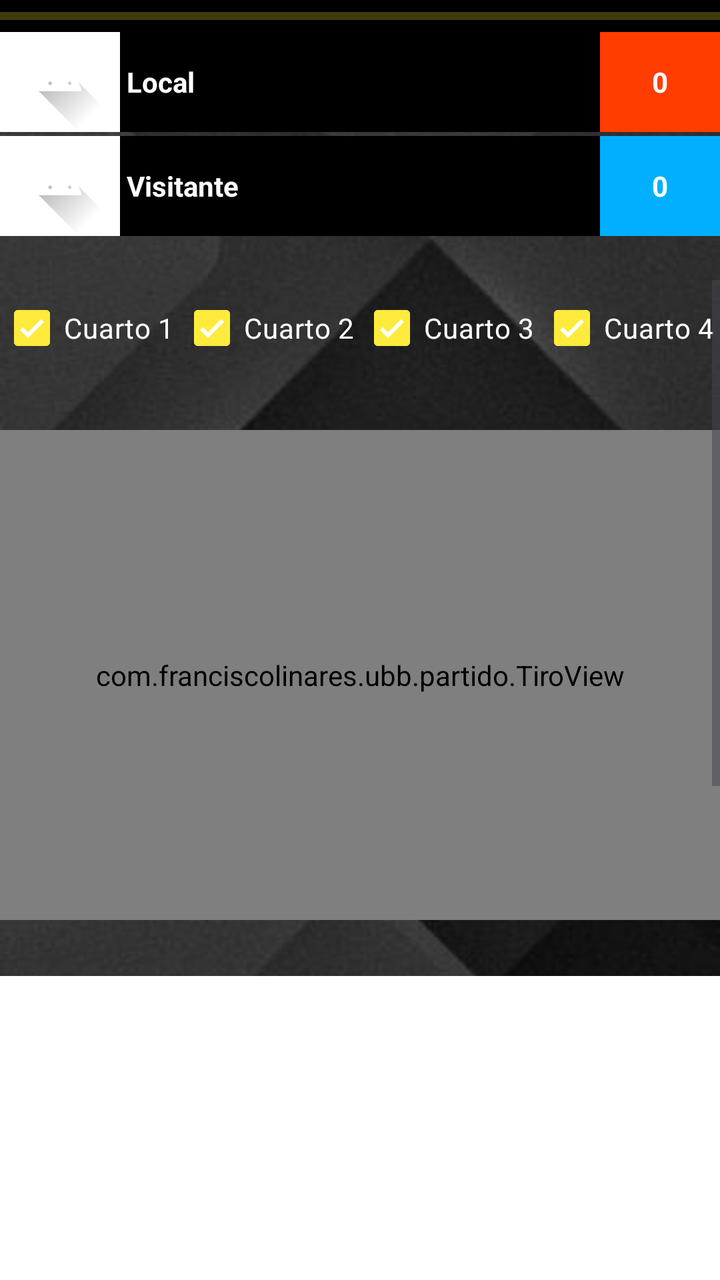
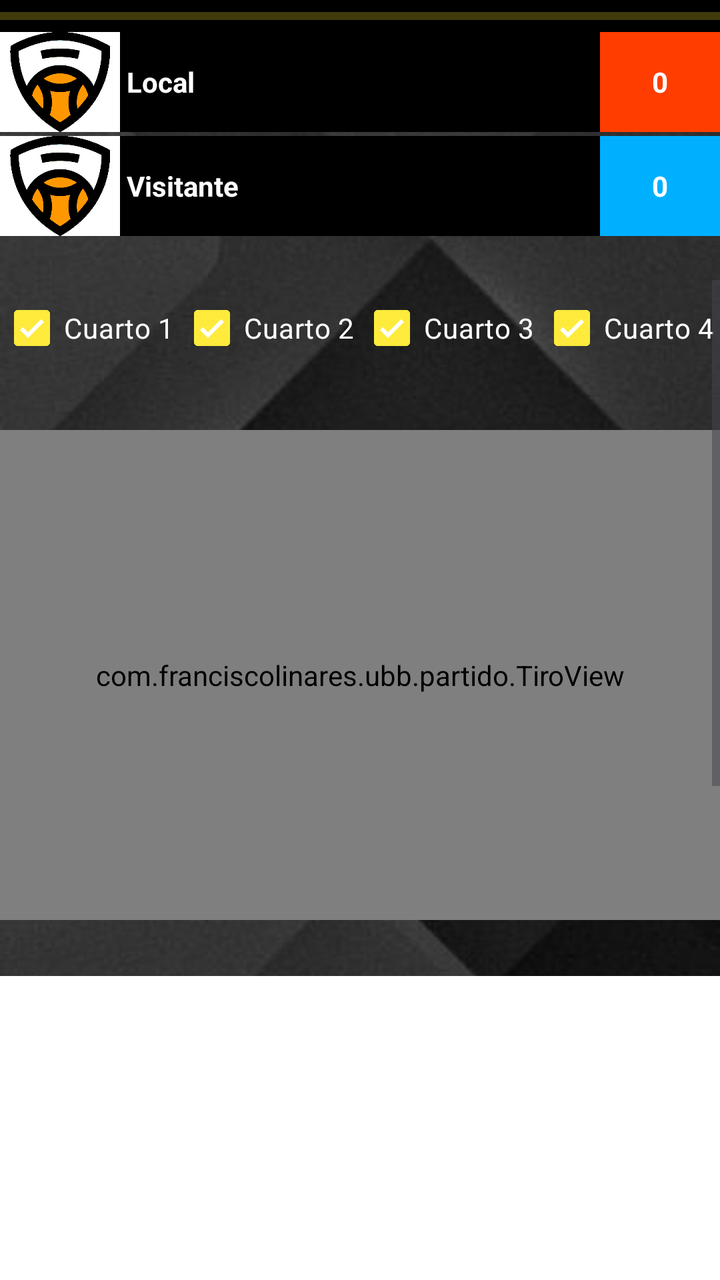

An Android layout rendered at two revisions. The XML below is the earlier revision; the diff shows what the commit changed to produce the second picture.
<!-- AndroidManifest.xml: application theme Theme.UBB_estadistica -->
<!-- res/layout/fragment_tiro_campo.xml -->
<?xml version="1.0" encoding="utf-8"?>
<androidx.constraintlayout.widget.ConstraintLayout xmlns:android="http://schemas.android.com/apk/res/android"
    xmlns:app="http://schemas.android.com/apk/res-auto"
    xmlns:tools="http://schemas.android.com/tools"
    android:layout_width="match_parent"
    android:layout_height="match_parent"
    tools:context=".estadistica.TiroCampoFragment" >

    <ImageView
        android:id="@+id/imageView13"
        android:layout_width="0dp"
        android:layout_height="0dp"
        android:scaleType="centerCrop"
        app:layout_constraintBottom_toBottomOf="parent"
        app:layout_constraintEnd_toEndOf="parent"
        app:layout_constraintStart_toStartOf="parent"
        app:layout_constraintTop_toTopOf="parent"
        app:srcCompat="@drawable/fondo_pantalla3" />

    <LinearLayout
        android:id="@+id/linearLayout2"
        android:layout_width="match_parent"
        android:layout_height="wrap_content"
        android:orientation="vertical"
        app:layout_constraintEnd_toEndOf="parent"
        app:layout_constraintStart_toStartOf="parent"
        app:layout_constraintTop_toTopOf="parent">

        <ProgressBar
            android:id="@+id/progressBar"
            style="?android:attr/progressBarStyleHorizontal"
            android:layout_width="match_parent"
            android:layout_height="wrap_content"
            android:background="#000000"
            android:progressBackgroundTint="@color/yellow_logo"
            android:progressTint="@color/yellow_logo_200" />

        <LinearLayout
            android:layout_width="match_parent"
            android:layout_height="wrap_content"
            android:background="@color/white"
            android:orientation="horizontal">

            <ImageView
                android:id="@+id/imageLocalPartido"
                android:layout_width="60sp"
                android:layout_height="50sp"
                android:src="@drawable/ic_launcher_foreground"
                app:srcCompat="@drawable/escudo_equipo" />

            <TextView
                android:id="@+id/txtNombreELocal"
                android:layout_width="wrap_content"
                android:layout_height="match_parent"
                android:layout_weight="1"
                android:background="#000000"
                android:gravity="center_vertical"
                android:text=" Local"
                android:textColor="#FFFFFF"
                android:textStyle="bold" />

            <TextView
                android:id="@+id/txtPuntosLocalPartido"
                android:layout_width="60sp"
                android:layout_height="match_parent"
                android:background="#FF3D00"
                android:gravity="center|center_vertical"
                android:text="0"
                android:textColor="#FFFFFF"
                android:textStyle="bold" />
        </LinearLayout>

        <LinearLayout
            android:layout_width="match_parent"
            android:layout_height="wrap_content"
            android:layout_marginTop="2sp"
            android:background="@color/white"
            android:orientation="horizontal">

            <ImageView
                android:id="@+id/imageVisitantePartido"
                android:layout_width="60sp"
                android:layout_height="50sp"
                android:src="@drawable/ic_launcher_foreground"
                app:srcCompat="@drawable/escudo_equipo" />

            <TextView
                android:id="@+id/txtNombreEVisitante"
                android:layout_width="wrap_content"
                android:layout_height="match_parent"
                android:layout_weight="1"
                android:background="#000000"
                android:gravity="center_vertical"
                android:text=" Visitante"
                android:textColor="#FFFFFF"
                android:textStyle="bold" />

            <TextView
                android:id="@+id/txtPuntosVisitantePartido"
                android:layout_width="60sp"
                android:layout_height="match_parent"
                android:background="#00B0FF"
                android:gravity="center|center_vertical"
                android:text="0"
                android:textColor="#FFFFFF"
                android:textStyle="bold" />
        </LinearLayout>

    </LinearLayout>

    <ScrollView
        android:layout_width="match_parent"
        android:layout_height="match_parent"
        android:layout_marginTop="140dp"
        app:layout_constraintBottom_toBottomOf="parent"
        app:layout_constraintEnd_toEndOf="parent"
        app:layout_constraintStart_toStartOf="parent"
        app:layout_constraintTop_toBottomOf="@+id/linearLayout2">

        <androidx.constraintlayout.widget.ConstraintLayout
            android:layout_width="match_parent"
            android:layout_height="wrap_content">

            <LinearLayout
                android:id="@+id/linearLayout4"
                android:layout_width="match_parent"
                android:layout_height="match_parent"
                android:orientation="horizontal"
                app:layout_constraintBottom_toTopOf="@+id/relativeLayout"
                app:layout_constraintEnd_toEndOf="parent"
                app:layout_constraintStart_toStartOf="parent"
                app:layout_constraintTop_toBottomOf="parent">

                <CheckBox
                    android:id="@+id/cbCuarto1"
                    android:layout_width="wrap_content"
                    android:layout_height="wrap_content"
                    android:layout_weight="1"
                    android:checked="true"
                    android:text="Cuarto 1"
                    android:textColor="#FFFFFF" />

                <CheckBox
                    android:id="@+id/cbCuarto2"
                    android:layout_width="wrap_content"
                    android:layout_height="wrap_content"
                    android:layout_weight="1"
                    android:checked="true"
                    android:text="Cuarto 2"
                    android:textColor="#FFFFFF" />

                <CheckBox
                    android:id="@+id/cbCuarto3"
                    android:layout_width="wrap_content"
                    android:layout_height="wrap_content"
                    android:layout_weight="1"
                    android:checked="true"
                    android:text="Cuarto 3"
                    android:textColor="#FFFFFF" />

                <CheckBox
                    android:id="@+id/cbCuarto4"
                    android:layout_width="wrap_content"
                    android:layout_height="wrap_content"
                    android:layout_weight="1"
                    android:checked="true"
                    android:text="Cuarto 4"
                    android:textColor="#FFFFFF" />
            </LinearLayout>

            <RelativeLayout
                android:id="@+id/relativeLayout"
                android:layout_width="match_parent"
                android:layout_height="300dp"
                app:layout_constraintBottom_toBottomOf="@id/linearLayout3"
                app:layout_constraintEnd_toEndOf="parent"
                app:layout_constraintStart_toStartOf="parent"
                app:layout_constraintTop_toBottomOf="@+id/linearLayout4">

                <ImageView
                    android:id="@+id/campoTiro"
                    android:layout_width="match_parent"
                    android:layout_height="match_parent"
                    android:scaleType="fitCenter"
                    android:src="@drawable/pista_baloncesto_partido" />

                <com.franciscolinares.ubb.partido.TiroView
                    android:id="@+id/tiroView2"
                    android:layout_width="match_parent"
                    android:layout_height="245dp"
                    android:layout_alignParentStart="true"
                    android:layout_alignParentTop="true"
                    android:layout_alignParentEnd="true"
                    android:layout_marginStart="0dp"
                    android:layout_marginTop="27dp"
                    android:layout_marginEnd="0dp" />
            </RelativeLayout>

            <LinearLayout
                android:id="@+id/linearLayout3"
                android:layout_width="match_parent"
                android:layout_height="640dp"
                android:background="#FFFFFF"
                android:orientation="horizontal"
                app:layout_constraintBottom_toBottomOf="parent"
                app:layout_constraintEnd_toEndOf="parent"
                app:layout_constraintStart_toStartOf="parent"
                app:layout_constraintTop_toBottomOf="@+id/relativeLayout">

                <LinearLayout
                    android:layout_width="match_parent"
                    android:layout_height="match_parent"
                    android:layout_weight="1"
                    android:orientation="vertical">

                    <ListView
                        android:id="@+id/LVJugadorTiroLocal"
                        android:layout_width="match_parent"
                        android:layout_height="match_parent" />
                </LinearLayout>

                <LinearLayout
                    android:layout_width="match_parent"
                    android:layout_height="match_parent"
                    android:layout_weight="1"
                    android:orientation="vertical">

                    <ListView
                        android:id="@+id/LVJugadorTiroVisitante"
                        android:layout_width="match_parent"
                        android:layout_height="match_parent" />
                </LinearLayout>
            </LinearLayout>

        </androidx.constraintlayout.widget.ConstraintLayout>
    </ScrollView>

</androidx.constraintlayout.widget.ConstraintLayout>
<!-- resources referenced by this layout -->
<resources>
  <color name="white">#FFFFFFFF</color>
  <color name="yellow_logo">#F3DD2F</color>
  <color name="yellow_logo_200">#FFF59D</color>
  <!-- drawable escudo_equipo: png bitmap (drawable, 62532 bytes) -->
  <!-- drawable fondo_pantalla3: jpg bitmap (drawable, 18674 bytes) -->
  <!-- drawable ic_launcher_foreground (drawable) -->
  <vector xmlns:android="http://schemas.android.com/apk/res/android"
      xmlns:aapt="http://schemas.android.com/aapt"
      android:width="108dp"
      android:height="108dp"
      android:viewportWidth="108"
      android:viewportHeight="108">
      <path android:pathData="M31,63.928c0,0 6.4,-11 12.1,-13.1c7.2,-2.6 26,-1.4 26,-1.4l38.1,38.1L107,108.928l-32,-1L31,63.928z">
          <aapt:attr name="android:fillColor">
              <gradient
                  android:endX="85.84757"
                  android:endY="92.4963"
                  android:startX="42.9492"
                  android:startY="49.59793"
                  android:type="linear">
                  <item
                      android:color="#44000000"
                      android:offset="0.0" />
                  <item
                      android:color="#00000000"
                      android:offset="1.0" />
              </gradient>
          </aapt:attr>
      </path>
      <path
          android:fillColor="#FFFFFF"
          android:fillType="nonZero"
          android:pathData="M65.3,45.828l3.8,-6.6c0.2,-0.4 0.1,-0.9 -0.3,-1.1c-0.4,-0.2 -0.9,-0.1 -1.1,0.3l-3.9,6.7c-6.3,-2.8 -13.4,-2.8 -19.7,0l-3.9,-6.7c-0.2,-0.4 -0.7,-0.5 -1.1,-0.3C38.8,38.328 38.7,38.828 38.9,39.228l3.8,6.6C36.2,49.428 31.7,56.028 31,63.928h46C76.3,56.028 71.8,49.428 65.3,45.828zM43.4,57.328c-0.8,0 -1.5,-0.5 -1.8,-1.2c-0.3,-0.7 -0.1,-1.5 0.4,-2.1c0.5,-0.5 1.4,-0.7 2.1,-0.4c0.7,0.3 1.2,1 1.2,1.8C45.3,56.528 44.5,57.328 43.4,57.328L43.4,57.328zM64.6,57.328c-0.8,0 -1.5,-0.5 -1.8,-1.2s-0.1,-1.5 0.4,-2.1c0.5,-0.5 1.4,-0.7 2.1,-0.4c0.7,0.3 1.2,1 1.2,1.8C66.5,56.528 65.6,57.328 64.6,57.328L64.6,57.328z"
          android:strokeWidth="1"
          android:strokeColor="#00000000" />
  </vector>
  <!-- drawable pista_baloncesto_partido: jpg bitmap (drawable, 68909 bytes) -->
  <style name="Theme.UBB_estadistica" parent="Theme.MaterialComponents.DayNight.DarkActionBar">
          
          <item name="colorPrimary">@color/yellow_logo_500</item>
          <item name="colorPrimaryDark">@color/yellow_logo_700</item>
          <item name="colorAccent">@color/yellow_logo</item>
  
          <item name="colorPrimaryVariant">@color/yellow_logo_700</item>
          <item name="colorOnPrimary">@color/white</item>
          
          <item name="colorSecondary">@color/teal_200</item>
          <item name="colorSecondaryVariant">@color/teal_700</item>
          <item name="colorOnSecondary">@color/black</item>
          
          <item name="android:statusBarColor">@color/yellow_logo_700</item>
          
      </style>
  <color name="yellow_logo_500">#FFEB3B</color>
  <color name="yellow_logo_700">#FBC02D</color>
  <color name="teal_200">#FF03DAC5</color>
  <color name="teal_700">#FF018786</color>
  <color name="black">#FF000000</color>
</resources>

<!-- the commit's change to res/layout/fragment_tiro_campo.xml (unified diff, before → after) -->
@@ -45,8 +45,7 @@
                 android:id="@+id/imageLocalPartido"
                 android:layout_width="60sp"
                 android:layout_height="50sp"
-                android:src="@drawable/ic_launcher_foreground"
-                app:srcCompat="@drawable/escudo_equipo" />
+                app:srcCompat="@drawable/escudopredeterminado" />
 
             <TextView
                 android:id="@+id/txtNombreELocal"
@@ -81,8 +80,7 @@
                 android:id="@+id/imageVisitantePartido"
                 android:layout_width="60sp"
                 android:layout_height="50sp"
-                android:src="@drawable/ic_launcher_foreground"
-                app:srcCompat="@drawable/escudo_equipo" />
+                app:srcCompat="@drawable/escudopredeterminado" />
 
             <TextView
                 android:id="@+id/txtNombreEVisitante"
<!-- resource entries referenced after the edit -->
@@ -3,39 +3,8 @@
   <color name="white">#FFFFFFFF</color>
   <color name="yellow_logo">#F3DD2F</color>
   <color name="yellow_logo_200">#FFF59D</color>
-  <!-- drawable escudo_equipo: png bitmap (drawable, 62532 bytes) -->
+  <!-- drawable escudopredeterminado: png bitmap (drawable, 17382 bytes) -->
   <!-- drawable fondo_pantalla3: jpg bitmap (drawable, 18674 bytes) -->
-  <!-- drawable ic_launcher_foreground (drawable) -->
-  <vector xmlns:android="http://schemas.android.com/apk/res/android"
-      xmlns:aapt="http://schemas.android.com/aapt"
-      android:width="108dp"
-      android:height="108dp"
-      android:viewportWidth="108"
-      android:viewportHeight="108">
-      <path android:pathData="M31,63.928c0,0 6.4,-11 12.1,-13.1c7.2,-2.6 26,-1.4 26,-1.4l38.1,38.1L107,108.928l-32,-1L31,63.928z">
-          <aapt:attr name="android:fillColor">
-              <gradient
-                  android:endX="85.84757"
-                  android:endY="92.4963"
-                  android:startX="42.9492"
-                  android:startY="49.59793"
-                  android:type="linear">
-                  <item
-                      android:color="#44000000"
-                      android:offset="0.0" />
-                  <item
-                      android:color="#00000000"
-                      android:offset="1.0" />
-              </gradient>
-          </aapt:attr>
-      </path>
-      <path
-          android:fillColor="#FFFFFF"
-          android:fillType="nonZero"
-          android:pathData="M65.3,45.828l3.8,-6.6c0.2,-0.4 0.1,-0.9 -0.3,-1.1c-0.4,-0.2 -0.9,-0.1 -1.1,0.3l-3.9,6.7c-6.3,-2.8 -13.4,-2.8 -19.7,0l-3.9,-6.7c-0.2,-0.4 -0.7,-0.5 -1.1,-0.3C38.8,38.328 38.7,38.828 38.9,39.228l3.8,6.6C36.2,49.428 31.7,56.028 31,63.928h46C76.3,56.028 71.8,49.428 65.3,45.828zM43.4,57.328c-0.8,0 -1.5,-0.5 -1.8,-1.2c-0.3,-0.7 -0.1,-1.5 0.4,-2.1c0.5,-0.5 1.4,-0.7 2.1,-0.4c0.7,0.3 1.2,1 1.2,1.8C45.3,56.528 44.5,57.328 43.4,57.328L43.4,57.328zM64.6,57.328c-0.8,0 -1.5,-0.5 -1.8,-1.2s-0.1,-1.5 0.4,-2.1c0.5,-0.5 1.4,-0.7 2.1,-0.4c0.7,0.3 1.2,1 1.2,1.8C66.5,56.528 65.6,57.328 64.6,57.328L64.6,57.328z"
-          android:strokeWidth="1"
-          android:strokeColor="#00000000" />
-  </vector>
   <!-- drawable pista_baloncesto_partido: jpg bitmap (drawable, 68909 bytes) -->
   <style name="Theme.UBB_estadistica" parent="Theme.MaterialComponents.DayNight.DarkActionBar">
           
